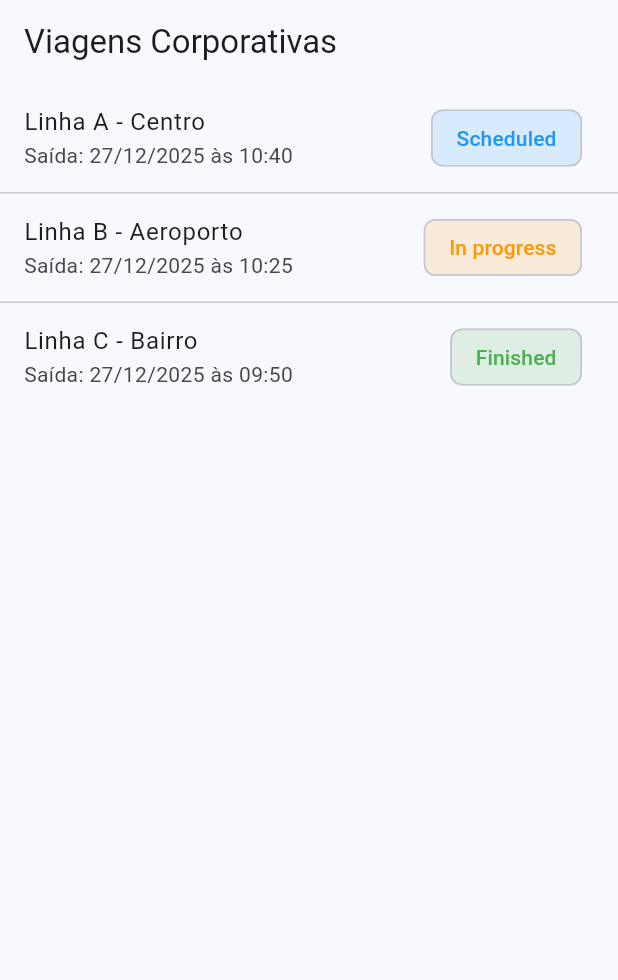
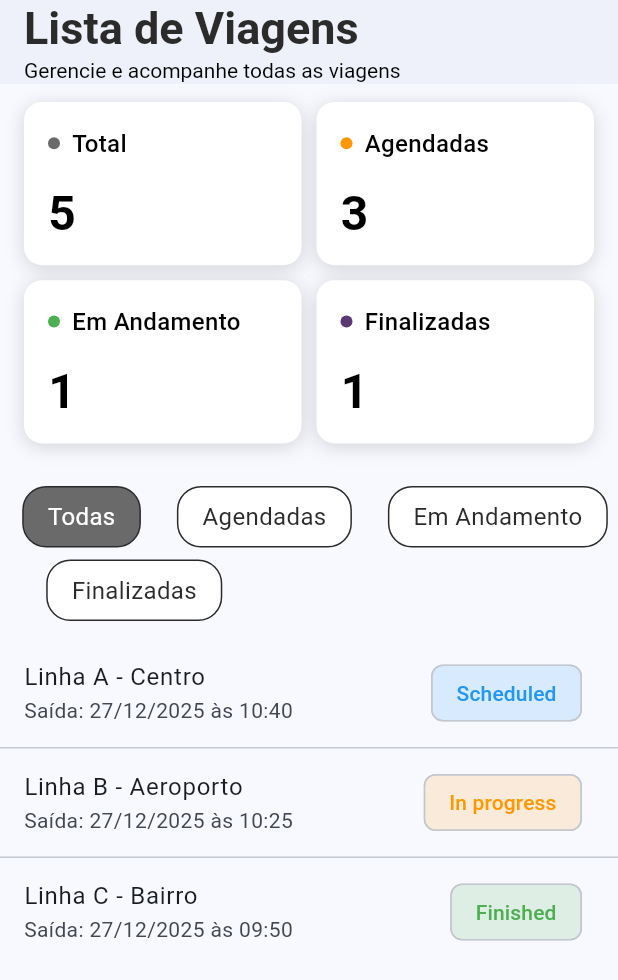
Before and after one commit to wahlfernando/trips_simulator, a Flutter app: the screen it shows after launch, on a phone screen of 412 x 824 dp. Shown: the top 980 px of the screen. Run offline on Flutter 3.47's test engine with Material 3 defaults, Android fonts, the phone set to English and light mode, and no system bars; our stand-ins replace dartz, equatable, flutter_bloc, go_router.

Commit message:
✨ Add trip filtering functionality and enhance UI with statistics cards and filter chips

```diff
--- /dev/null
+++ b/lib/core/enums/trip_filter.dart
@@ -0,0 +1 @@
+enum TripFilter { todas, agendadas, emAndamento, finalizadas }
--- a/lib/core/shared/theme/app_text_style.dart
+++ b/lib/core/shared/theme/app_text_style.dart
@@ -1,33 +1,40 @@
 import 'package:flutter/material.dart';
 import 'package:trips_simulator/core/shared/theme/color_style.dart';
-import 'package:trips_simulator/core/shared/theme/fonts_app_style.dart';
 
 class AppTextStyle {
   static TextStyle text = const TextStyle(
     fontSize: 16,
-    fontFamily: FontAppStyle.montserrat,
     fontWeight: FontWeight.w400,
     color: AppColors.black50,
   );
 
+  static TextStyle textCard = const TextStyle(
+    fontSize: 12,
+    color: AppColors.black,
+    fontWeight: FontWeight.w500,
+  );
+
+  static TextStyle titleCustonBar = const TextStyle(
+    color: AppColors.blackTitle,
+    fontSize: 30,
+    fontWeight: FontWeight.w700,
+  );
+
   static TextStyle textButton = const TextStyle(
     fontSize: 18,
-    fontFamily: FontAppStyle.montserrat,
     fontWeight: FontWeight.w400,
     color: AppColors.white,
   );
 
   static TextStyle textTitleCommon = const TextStyle(
     fontSize: 14,
-    fontFamily: FontAppStyle.montserrat,
     fontWeight: FontWeight.w400,
     color: AppColors.black,
   );
 
-  static TextStyle textCardService = const TextStyle(
-    fontSize: 12,
-    fontFamily: FontAppStyle.montserrat,
-    fontWeight: FontWeight.w600,
-    color: AppColors.blackTitle,
+  static TextStyle numberCard = const TextStyle(
+    fontSize: 20,
+    fontWeight: FontWeight.bold,
+    color: AppColors.black,
   );
 }
--- a/lib/core/shared/theme/fonts_app_style.dart
+++ /dev/null
@@ -1,3 +0,0 @@
-sealed class FontAppStyle {
-  static const montserrat = "Montserrat";
-}
--- a/lib/features/trips/presentation/bloc/trip_list/trip_list_bloc.dart
+++ b/lib/features/trips/presentation/bloc/trip_list/trip_list_bloc.dart
@@ -9,8 +9,10 @@ class TripListBloc extends Bloc<TripListEvent, TripListState> {
   final GetTrips getTrips;
 
   TripListBloc({required this.getTrips}) : super(const TripListState()) {
+    // <-- Tirei o selectedFilter: null
     on<TripListRequested>(_onRequested);
     on<TripListRefreshed>(_onRequested);
+    on<ChangeFilterEvent>(_onChangeFilter); // <-- Adicionei o handler do filtro
   }
 
   Future<void> _onRequested(
@@ -37,4 +39,9 @@ class TripListBloc extends Bloc<TripListEvent, TripListState> {
       },
     );
   }
+
+  // Novo método para trocar o filtro
+  void _onChangeFilter(ChangeFilterEvent event, Emitter<TripListState> emit) {
+    emit(state.copyWith(selectedFilter: event.filter));
+  }
 }
--- a/lib/features/trips/presentation/bloc/trip_list/trip_list_event.dart
+++ b/lib/features/trips/presentation/bloc/trip_list/trip_list_event.dart
@@ -1,12 +1,14 @@
-import 'package:equatable/equatable.dart';
+import '../../../../../core/enums/trip_filter.dart';
 
-abstract class TripListEvent extends Equatable {
-  const TripListEvent();
-
-  @override
-  List<Object?> get props => [];
-}
+abstract class TripListEvent {}
 
 class TripListRequested extends TripListEvent {}
 
 class TripListRefreshed extends TripListEvent {}
+
+// Novo evento para trocar o filtro
+class ChangeFilterEvent extends TripListEvent {
+  final TripFilter filter;
+
+  ChangeFilterEvent(this.filter);
+}
--- a/lib/features/trips/presentation/bloc/trip_list/trip_list_state.dart
+++ b/lib/features/trips/presentation/bloc/trip_list/trip_list_state.dart
@@ -1,4 +1,5 @@
 import 'package:equatable/equatable.dart';
+import '../../../../../core/enums/trip_filter.dart';
 import '../../../domain/entities/trip.dart';
 import '../../../../../core/enums/trip_list_status.dart';
 
@@ -6,25 +7,29 @@ class TripListState extends Equatable {
   final TripListStatus status;
   final List<Trip> trips;
   final String? errorMessage;
+  final TripFilter selectedFilter;
 
   const TripListState({
     this.status = TripListStatus.initial,
     this.trips = const [],
     this.errorMessage,
+    this.selectedFilter = TripFilter.todas,
   });
 
   TripListState copyWith({
     TripListStatus? status,
     List<Trip>? trips,
     String? errorMessage,
+    TripFilter? selectedFilter,
   }) {
     return TripListState(
       status: status ?? this.status,
       trips: trips ?? this.trips,
       errorMessage: errorMessage ?? this.errorMessage,
+      selectedFilter: selectedFilter ?? this.selectedFilter,
     );
   }
 
   @override
-  List<Object?> get props => [status, trips, errorMessage];
+  List<Object?> get props => [status, trips, errorMessage, selectedFilter];
 }
--- a/lib/features/trips/presentation/pages/trip_list_page.dart
+++ b/lib/features/trips/presentation/pages/trip_list_page.dart
@@ -1,5 +1,6 @@
 import 'package:flutter/material.dart';
 import 'package:flutter_bloc/flutter_bloc.dart';
+import 'package:trips_simulator/core/shared/theme/app_text_style.dart';
 import 'package:trips_simulator/features/trips/presentation/bloc/trip_list/trip_list_bloc.dart';
 import 'package:trips_simulator/features/trips/presentation/bloc/trip_list/trip_list_event.dart';
 import 'package:trips_simulator/features/trips/presentation/bloc/trip_list/trip_list_state.dart';
@@ -17,7 +18,20 @@ class TripListPage extends StatelessWidget {
       create: (_) =>
           TripListBloc(getTrips: di.getTripsUseCase)..add(TripListRequested()),
       child: Scaffold(
-        appBar: AppBar(title: const Text('Viagens Corporativas')),
+        appBar: AppBar(
+          title: Column(
+            mainAxisAlignment: .center,
+            crossAxisAlignment: .start,
+            children: [
+              Text("Lista de Viagens", style: AppTextStyle.titleCustonBar),
+              Text(
+                'Gerencie e acompanhe todas as viagens',
+                style: AppTextStyle.textTitleCommon,
+              ),
+            ],
+          ),
+          elevation: 1,
+        ),
         body: BlocBuilder<TripListBloc, TripListState>(
           builder: (context, state) {
             switch (state.status) {
--- /dev/null
+++ b/lib/features/trips/presentation/widgets/filter_chip_button.dart
@@ -0,0 +1,37 @@
+import 'package:flutter/material.dart';
+
+import '../../../../core/shared/theme/app_text_style.dart';
+import '../../../../core/shared/theme/color_style.dart';
+
+class FilterChipButton extends StatelessWidget {
+  final String label;
+  final bool isSelected;
+  final VoidCallback onTap;
+
+  const FilterChipButton({
+    super.key,
+    required this.label,
+    required this.isSelected,
+    required this.onTap,
+  });
+
+  @override
+  Widget build(BuildContext context) {
+    final bgColor = isSelected ? AppColors.black80 : AppColors.white;
+    final textColor = isSelected ? AppColors.white : AppColors.blackTitle;
+
+    return InkWell(
+      borderRadius: BorderRadius.circular(16),
+      onTap: onTap,
+      child: Container(
+        padding: const EdgeInsets.symmetric(horizontal: 16, vertical: 8),
+        decoration: BoxDecoration(
+          color: bgColor,
+          borderRadius: BorderRadius.circular(16),
+          border: Border.all(color: AppColors.blackTitle),
+        ),
+        child: Text(label, style: AppTextStyle.text.copyWith(color: textColor)),
+      ),
+    );
+  }
+}
--- /dev/null
+++ b/lib/features/trips/presentation/widgets/status_card.dart
@@ -0,0 +1,69 @@
+import 'package:flutter/material.dart';
+import 'package:trips_simulator/core/shared/theme/color_style.dart';
+
+class StatCard extends StatelessWidget {
+  final String label;
+  final int value;
+  final Color indicatorColor;
+
+  const StatCard({
+    super.key,
+    required this.label,
+    required this.value,
+    required this.indicatorColor,
+  });
+
+  @override
+  Widget build(BuildContext context) {
+    return Container(
+      padding: const EdgeInsets.all(16),
+      decoration: BoxDecoration(
+        color: Colors.white,
+        borderRadius: BorderRadius.circular(12),
+        boxShadow: [
+          BoxShadow(
+            color: AppColors.black.withValues(alpha: 0.15),
+            blurRadius: 10,
+            offset: const Offset(0, 2),
+          ),
+        ],
+      ),
+      child: Column(
+        crossAxisAlignment: .start,
+        mainAxisSize: .min,
+        children: [
+          Row(
+            children: [
+              Container(
+                width: 8,
+                height: 8,
+                decoration: BoxDecoration(
+                  color: indicatorColor,
+                  shape: BoxShape.circle,
+                ),
+              ),
+              const SizedBox(width: 8),
+              Text(
+                label,
+                style: TextStyle(
+                  fontSize: 16,
+                  color: AppColors.black,
+                  fontWeight: FontWeight.w500,
+                ),
+              ),
+            ],
+          ),
+          const SizedBox(height: 12),
+          Text(
+            value.toString(),
+            style: const TextStyle(
+              fontSize: 32,
+              fontWeight: FontWeight.bold,
+              color: AppColors.black,
+            ),
+          ),
+        ],
+      ),
+    );
+  }
+}
--- a/lib/features/trips/presentation/widgets/success_page.dart
+++ b/lib/features/trips/presentation/widgets/success_page.dart
@@ -1,8 +1,16 @@
 import 'package:flutter/material.dart';
+import 'package:flutter_bloc/flutter_bloc.dart';
 import 'package:go_router/go_router.dart';
 import 'package:trips_simulator/core/shared/routes/app_routes.dart';
+import 'package:trips_simulator/core/shared/theme/color_style.dart';
+import 'package:trips_simulator/features/trips/domain/entities/trip.dart';
+import 'package:trips_simulator/features/trips/presentation/bloc/trip_list/trip_list_bloc.dart';
+import 'package:trips_simulator/features/trips/presentation/bloc/trip_list/trip_list_event.dart';
+import 'package:trips_simulator/features/trips/presentation/widgets/filter_chip_button.dart';
+import 'package:trips_simulator/features/trips/presentation/widgets/status_card.dart';
 import 'package:trips_simulator/features/trips/presentation/widgets/status_chip.dart';
 
+import '../../../../core/enums/trip_filter.dart';
 import '../bloc/trip_list/trip_list_state.dart';
 
 class SuccessPage extends StatefulWidget {
@@ -17,11 +25,113 @@ class SuccessPage extends StatefulWidget {
 class _SuccessPageState extends State<SuccessPage> {
   @override
   Widget build(BuildContext context) {
-    return ListView.separated(
+    return Column(
+      children: [
+        const SizedBox(height: 12),
+        Flexible(
+          child: Padding(
+            padding: const EdgeInsets.symmetric(horizontal: 16),
+            child: GridView.count(
+              physics: const NeverScrollableScrollPhysics(),
+              crossAxisCount: 2,
+              crossAxisSpacing: 10,
+              mainAxisSpacing: 10,
+              childAspectRatio: 1.7,
+              children: const [
+                StatCard(
+                  label: 'Total',
+                  value: 5,
+                  indicatorColor: AppColors.black80,
+                ),
+                StatCard(
+                  label: 'Agendadas',
+                  value: 3,
+                  indicatorColor: AppColors.orange,
+                ),
+                StatCard(
+                  label: 'Em Andamento',
+                  value: 1,
+                  indicatorColor: AppColors.green,
+                ),
+                StatCard(
+                  label: 'Finalizadas',
+                  value: 1,
+                  indicatorColor: AppColors.purple100,
+                ),
+              ],
+            ),
+          ),
+        ),
+        const SizedBox(height: 12),
+        Flexible(
+          child: Padding(
+            padding: const EdgeInsets.only(left: 8),
+            child: Wrap(
+              spacing: 8,
+              runSpacing: 8,
+              children: [
+                FilterChipButton(
+                  label: 'Todas',
+                  isSelected: widget.state.selectedFilter == TripFilter.todas,
+                  onTap: () {
+                    context.read<TripListBloc>().add(
+                      ChangeFilterEvent(TripFilter.todas),
+                    );
+                  },
+                ),
+                const SizedBox(width: 8),
+                FilterChipButton(
+                  label: 'Agendadas',
+                  isSelected:
+                      widget.state.selectedFilter == TripFilter.agendadas,
+                  onTap: () {
+                    context.read<TripListBloc>().add(
+                      ChangeFilterEvent(TripFilter.agendadas),
+                    );
+                  },
+                ),
+                const SizedBox(width: 8),
+                FilterChipButton(
+                  label: 'Em Andamento',
+                  isSelected:
+                      widget.state.selectedFilter == TripFilter.emAndamento,
+                  onTap: () {
+                    context.read<TripListBloc>().add(
+                      ChangeFilterEvent(TripFilter.emAndamento),
+                    );
+                  },
+                ),
+                const SizedBox(width: 8),
+                FilterChipButton(
+                  label: 'Finalizadas',
+                  isSelected:
+                      widget.state.selectedFilter == TripFilter.finalizadas,
+                  onTap: () {
+                    context.read<TripListBloc>().add(
+                      ChangeFilterEvent(TripFilter.finalizadas),
+                    );
+                  },
+                ),
+              ],
+            ),
+          ),
+        ),
+        const SizedBox(height: 12),
+        Expanded(
+          child: ListView.separated(
             itemCount: widget.state.trips.length,
             separatorBuilder: (_, _) => const Divider(height: 1),
             itemBuilder: (context, index) {
               final trip = widget.state.trips[index];
+              return cardTrip(trip, context);
+            },
+          ),
+        ),
+      ],
+    );
+  }
+
+  ListTile cardTrip(Trip trip, BuildContext context) {
     return ListTile(
       title: Text(trip.lineName),
       subtitle: Text(
@@ -33,7 +143,5 @@ class _SuccessPageState extends State<SuccessPage> {
         context.push('${AppRoutes.tripDetail}/${trip.id}');
       },
     );
-      },
-    );
   }
 }
```
Lines whose indentation alone changed are shown as unchanged.
